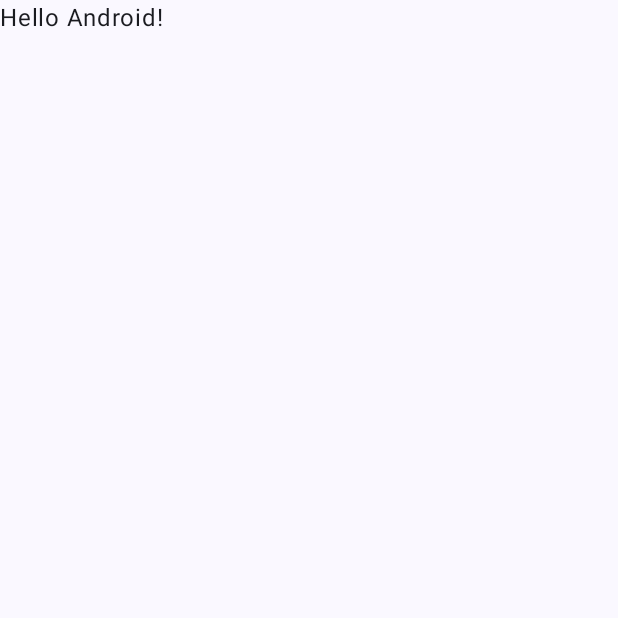
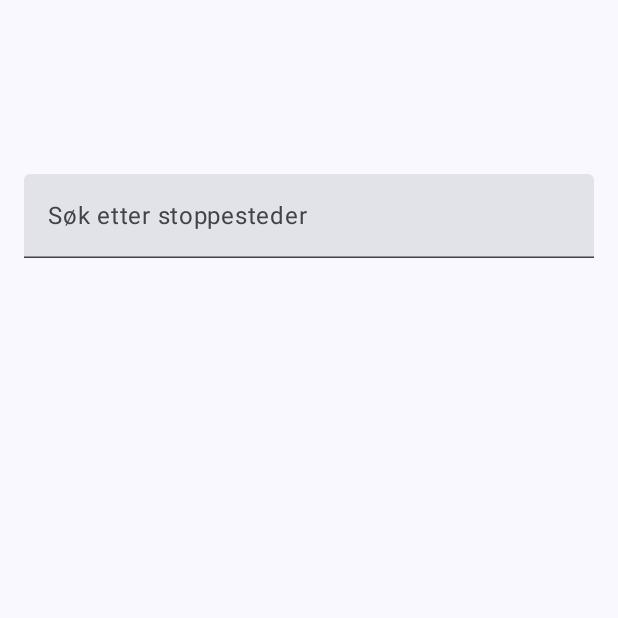
Before and after one commit to jonashagelid/Tavla, an Android app built with Jetpack Compose: the screen it shows after launch (MainActivity), on a phone screen of 412 x 824 dp, the top half of it. Before the commit the part shown is almost empty. Run offline under Robolectric (Android 15) with nearby library versions, the phone set to English and light mode, and no system bars.

Commit message:
Initial UI setup Can search with autocomplete

```diff
--- a/app/build.gradle.kts
+++ b/app/build.gradle.kts
@@ -56,6 +56,7 @@ dependencies {
 
     implementation(libs.androidx.core.ktx)
     implementation(libs.androidx.lifecycle.runtime.ktx)
+    implementation(libs.lifecycle.viewmodel.ktx)
     implementation(libs.androidx.activity.compose)
     implementation(platform(libs.androidx.compose.bom))
     implementation(libs.androidx.ui)
@@ -63,6 +64,10 @@ dependencies {
     implementation(libs.androidx.ui.tooling.preview)
     implementation(libs.androidx.material3)
     implementation(libs.apollo.runtime)
+    implementation(libs.retrofit)
+    implementation(libs.retrofit.gson)
+    implementation(libs.moshi.core)
+    implementation(libs.moshi.kotlin)
     testImplementation(libs.junit)
     androidTestImplementation(libs.androidx.junit)
     androidTestImplementation(libs.androidx.espresso.core)
--- a/app/src/main/AndroidManifest.xml
+++ b/app/src/main/AndroidManifest.xml
@@ -1,6 +1,7 @@
 <?xml version="1.0" encoding="utf-8"?>
 <manifest xmlns:android="http://schemas.android.com/apk/res/android"
     xmlns:tools="http://schemas.android.com/tools">
+    <uses-permission android:name="android.permission.INTERNET" />
 
     <application
         android:allowBackup="true"
@@ -15,7 +16,6 @@
         <activity
             android:name=".MainActivity"
             android:exported="true"
-            android:label="@string/app_name"
             android:theme="@style/Theme.Tavla">
             <intent-filter>
                 <action android:name="android.intent.action.MAIN" />
@@ -24,5 +24,4 @@
             </intent-filter>
         </activity>
     </application>
-
 </manifest>
--- a/app/src/main/java/com/example/tavla/MainActivity.kt
+++ b/app/src/main/java/com/example/tavla/MainActivity.kt
@@ -3,45 +3,34 @@ package com.example.tavla
 import android.os.Bundle
 import androidx.activity.ComponentActivity
 import androidx.activity.compose.setContent
-import androidx.activity.enableEdgeToEdge
-import androidx.compose.foundation.layout.fillMaxSize
+import androidx.activity.viewModels
 import androidx.compose.foundation.layout.padding
 import androidx.compose.material3.Scaffold
-import androidx.compose.material3.Text
-import androidx.compose.runtime.Composable
+import androidx.lifecycle.ViewModelProvider
+import com.example.tavla.network.GeocoderApi
+import com.example.tavla.ui.theme.TavlaTheme
 import androidx.compose.ui.Modifier
-import androidx.compose.ui.tooling.preview.Preview
-import com.example.tavla.ui.theme.TavlaTheme
 
 class MainActivity : ComponentActivity() {
+   private val geocoderApi = GeocoderApi.create()
+
+
+    private val viewModel by viewModels<ViewModel> {
+        object : ViewModelProvider.Factory {
+            override fun <T : androidx.lifecycle.ViewModel> create(modelClass: Class<T>): T {
+                return ViewModel(geocoderApi) as T
+            }
+        }
+    }
+
     override fun onCreate(savedInstanceState: Bundle?) {
         super.onCreate(savedInstanceState)
-        enableEdgeToEdge()
         setContent {
             TavlaTheme {
-                Scaffold(modifier = Modifier.fillMaxSize()) { innerPadding ->
-                    Greeting(
-                        name = "Android",
-                        modifier = Modifier.padding(innerPadding)
-                    )
+                Scaffold { paddingValues ->
+                    SearchScreen(viewModel = viewModel, modifier = Modifier.padding(paddingValues))
                 }
             }
         }
     }
 }
-
-@Composable
-fun Greeting(name: String, modifier: Modifier = Modifier) {
-    Text(
-        text = "Hello $name!",
-        modifier = modifier
-    )
-}
-
-@Preview(showBackground = true)
-@Composable
-fun GreetingPreview() {
-    TavlaTheme {
-        Greeting("Android")
-    }
-}
--- /dev/null
+++ b/app/src/main/java/com/example/tavla/SearchScreen.kt
@@ -0,0 +1,42 @@
+package com.example.tavla
+
+import androidx.compose.foundation.layout.Column
+import androidx.compose.foundation.lazy.LazyColumn
+import androidx.compose.foundation.lazy.items
+import androidx.compose.material3.Text
+import androidx.compose.material3.TextField
+import androidx.compose.runtime.*
+import androidx.compose.ui.Modifier
+import androidx.compose.ui.Alignment
+import androidx.compose.ui.unit.dp
+import androidx.compose.foundation.layout.*
+
+
+@Composable
+fun SearchScreen(viewModel: ViewModel, modifier: Modifier = Modifier) {
+    val query by viewModel.searchString.collectAsState()
+    val stops by viewModel.stops.collectAsState()
+
+    Column(
+        modifier = Modifier
+        .fillMaxWidth()
+        .padding(16.dp),
+        horizontalAlignment = Alignment.CenterHorizontally) {
+
+        Spacer(modifier = Modifier.height(100.dp))
+        TextField(
+            value = query,
+            onValueChange = { newValue -> viewModel.onSearchStringChanged(newValue) },
+            label = { Text("Søk etter stoppesteder") },
+            modifier = Modifier.fillMaxWidth()
+        )
+
+        LazyColumn {
+            items(stops) { stop ->
+                val name = stop.properties?.label ?: "Empty value"
+
+                Text(text = name)
+            }
+        }
+    }
+}
--- /dev/null
+++ b/app/src/main/java/com/example/tavla/ViewModel.kt
@@ -0,0 +1,48 @@
+package com.example.tavla
+
+
+import androidx.lifecycle.ViewModel
+import androidx.lifecycle.viewModelScope
+import com.example.tavla.data.StopPlaceFeature
+import com.example.tavla.data.StopPlacesResponse
+import com.example.tavla.network.GeocoderApi
+import kotlinx.coroutines.flow.MutableStateFlow
+import kotlinx.coroutines.flow.StateFlow
+import kotlinx.coroutines.flow.asStateFlow
+import kotlinx.coroutines.launch
+
+class ViewModel (private val geocoderApi: GeocoderApi) : ViewModel() {
+
+
+    private val _searchString = MutableStateFlow("")
+    val searchString: StateFlow<String> = _searchString.asStateFlow()
+
+    private val _stops = MutableStateFlow<List<StopPlaceFeature>>(emptyList())
+    val stops: StateFlow<List<StopPlaceFeature>> = _stops.asStateFlow()
+
+    init {
+        viewModelScope.launch {
+            _searchString.collect { query ->
+
+                if (query.isNotBlank()) {
+                    launch {
+                        try {
+                            val response: StopPlacesResponse = geocoderApi.autocomplete(query)
+                            _stops.value = response.features ?: emptyList()
+                        } catch (e: Exception) {
+                            e.printStackTrace()
+                            _stops.value = emptyList()
+                        }
+                    }
+                } else {
+                    _stops.value = emptyList()
+                }
+            }
+        }
+    }
+
+    fun onSearchStringChanged(newValue: String) {
+        _searchString.value = newValue
+    }
+
+}
--- /dev/null
+++ b/app/src/main/java/com/example/tavla/network/GeocoderApi.kt
@@ -0,0 +1,27 @@
+package com.example.tavla.network
+
+import com.example.tavla.data.StopPlacesResponse
+import retrofit2.Retrofit
+import retrofit2.converter.gson.GsonConverterFactory
+import retrofit2.http.GET
+import retrofit2.http.Query
+
+
+interface GeocoderApi {
+
+    @GET("geocoder/v1/autocomplete")
+    suspend fun autocomplete(
+        @Query("text") query: String,
+        @Query("size") size: Int = 10
+    ): StopPlacesResponse
+
+    companion object {
+        fun create(): GeocoderApi {
+            val retrofit = Retrofit.Builder()
+                .baseUrl("https://api.entur.io/")
+                .addConverterFactory(GsonConverterFactory.create())
+                .build()
+            return retrofit.create(GeocoderApi::class.java)
+        }
+    }
+}
```
Also changed, not shown: app/src/main/java/com/example/tavla/data/StopPlaceResponse.kt (added, +26 -0 lines), gradle/libs.versions.toml (+10 -2 lines).
